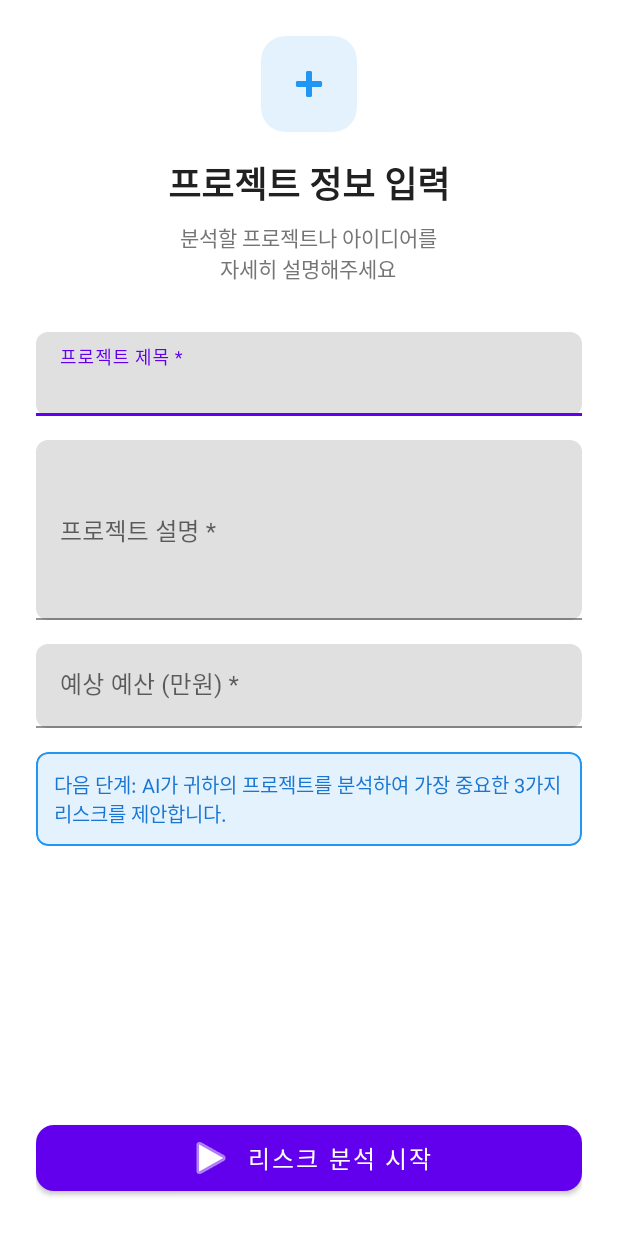
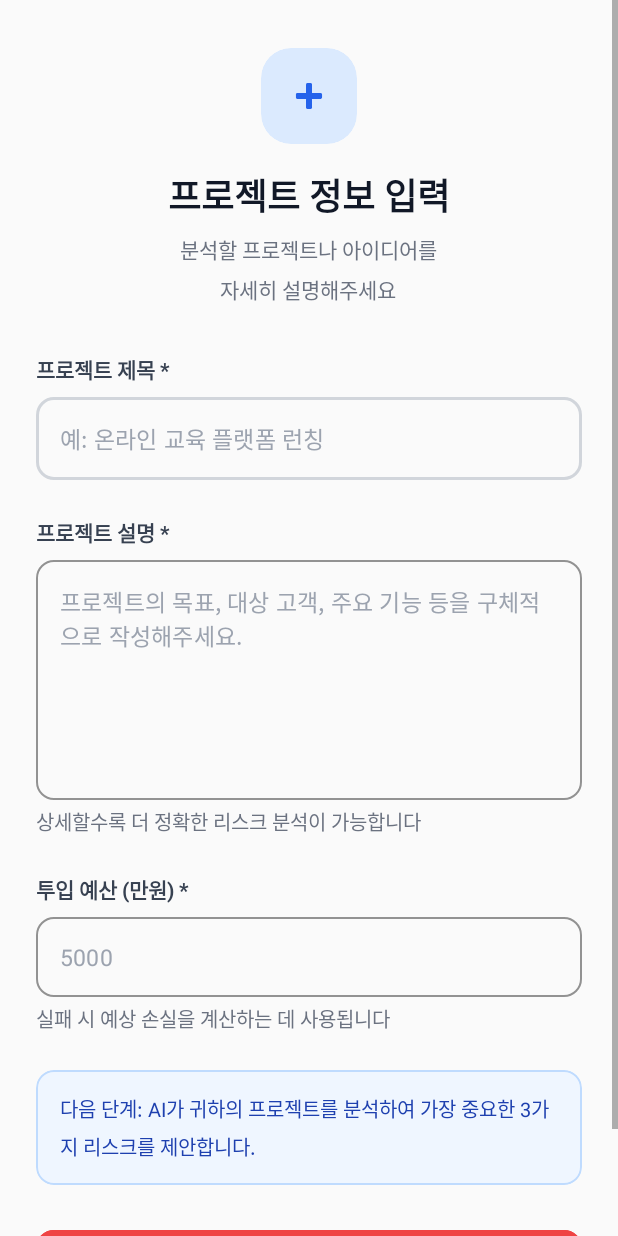
Before and after one commit to myhousemouse/Risk, an Android app: the layout fragment_project_input.xml on its own in the app's theme, with its tools: preview values and no code run, on a phone screen of 412 x 824 dp. Run offline under Robolectric (Android 15) with nearby library versions, the phone set to English and light mode, and no system bars.

Commit message:
Design update

```diff
--- a/app/src/main/res/layout/fragment_project_input.xml
+++ b/app/src/main/res/layout/fragment_project_input.xml
@@ -3,14 +3,16 @@
     xmlns:app="http://schemas.android.com/apk/res-auto"
     android:layout_width="match_parent"
     android:layout_height="match_parent"
-    android:background="@android:color/white"
+    android:background="#FAFAFA"
     android:fillViewport="true">
 
     <LinearLayout
         android:layout_width="match_parent"
         android:layout_height="wrap_content"
         android:orientation="vertical"
-        android:padding="24dp">
+        android:paddingHorizontal="24dp"
+        android:paddingTop="32dp"
+        android:paddingBottom="32dp">
 
         <!-- Header -->
         <LinearLayout
@@ -23,8 +25,8 @@
             <com.google.android.material.card.MaterialCardView
                 android:layout_width="64dp"
                 android:layout_height="64dp"
-                app:cardBackgroundColor="#E3F2FD"
-                app:cardCornerRadius="16dp"
+                app:cardBackgroundColor="#DBEAFE"
+                app:cardCornerRadius="20dp"
                 app:cardElevation="0dp">
 
                 <ImageView
@@ -32,8 +34,8 @@
                     android:layout_height="32dp"
                     android:layout_gravity="center"
                     android:src="@android:drawable/ic_input_add"
-                    android:contentDescription="@string/app_name"
-                    app:tint="#2196F3" />
+                    android:contentDescription="프로젝트 추가"
+                    app:tint="#2563EB" />
             </com.google.android.material.card.MaterialCardView>
 
             <TextView
@@ -41,7 +43,7 @@
                 android:layout_height="wrap_content"
                 android:layout_marginTop="16dp"
                 android:text="프로젝트 정보 입력"
-                android:textColor="#212121"
+                android:textColor="#111827"
                 android:textSize="24sp"
                 android:textStyle="bold" />
 
@@ -50,110 +52,172 @@
                 android:layout_height="wrap_content"
                 android:layout_marginTop="8dp"
                 android:gravity="center"
+                android:lineSpacingMultiplier="1.3"
                 android:text="분석할 프로젝트나 아이디어를\n자세히 설명해주세요"
-                android:textColor="#757575"
+                android:textColor="#6B7280"
                 android:textSize="14sp" />
         </LinearLayout>
 
         <!-- Project Title -->
+        <TextView
+            android:layout_width="wrap_content"
+            android:layout_height="wrap_content"
+            android:layout_marginBottom="8dp"
+            android:text="프로젝트 제목 *"
+            android:textColor="#374151"
+            android:textSize="14sp"
+            android:textStyle="bold" />
+
         <com.google.android.material.textfield.TextInputLayout
             android:id="@+id/til_title"
+            style="@style/Widget.MaterialComponents.TextInputLayout.OutlinedBox"
             android:layout_width="match_parent"
             android:layout_height="wrap_content"
-            android:layout_marginBottom="16dp"
-            android:hint="프로젝트 제목 *"
-            app:boxCornerRadiusBottomEnd="8dp"
-            app:boxCornerRadiusBottomStart="8dp"
-            app:boxCornerRadiusTopEnd="8dp"
-            app:boxCornerRadiusTopStart="8dp">
+            android:layout_marginBottom="24dp"
+            app:boxCornerRadiusBottomEnd="12dp"
+            app:boxCornerRadiusBottomStart="12dp"
+            app:boxCornerRadiusTopEnd="12dp"
+            app:boxCornerRadiusTopStart="12dp"
+            app:boxStrokeColor="#D1D5DB"
+            app:hintEnabled="false">
 
             <com.google.android.material.textfield.TextInputEditText
                 android:id="@+id/et_title"
                 android:layout_width="match_parent"
                 android:layout_height="wrap_content"
+                android:hint="예: 온라인 교육 플랫폼 런칭"
                 android:inputType="text"
-                android:maxLines="2" />
+                android:maxLines="2"
+                android:paddingVertical="16dp"
+                android:textColor="#111827"
+                android:textColorHint="#9CA3AF"
+                android:textSize="15sp" />
         </com.google.android.material.textfield.TextInputLayout>
 
         <!-- Project Description -->
+        <TextView
+            android:layout_width="wrap_content"
+            android:layout_height="wrap_content"
+            android:layout_marginBottom="8dp"
+            android:text="프로젝트 설명 *"
+            android:textColor="#374151"
+            android:textSize="14sp"
+            android:textStyle="bold" />
+
         <com.google.android.material.textfield.TextInputLayout
             android:id="@+id/til_description"
+            style="@style/Widget.MaterialComponents.TextInputLayout.OutlinedBox"
             android:layout_width="match_parent"
             android:layout_height="wrap_content"
-            android:layout_marginBottom="16dp"
-            android:hint="프로젝트 설명 *"
-            app:boxCornerRadiusBottomEnd="8dp"
-            app:boxCornerRadiusBottomStart="8dp"
-            app:boxCornerRadiusTopEnd="8dp"
-            app:boxCornerRadiusTopStart="8dp">
+            android:layout_marginBottom="4dp"
+            app:boxCornerRadiusBottomEnd="12dp"
+            app:boxCornerRadiusBottomStart="12dp"
+            app:boxCornerRadiusTopEnd="12dp"
+            app:boxCornerRadiusTopStart="12dp"
+            app:boxStrokeColor="#D1D5DB"
+            app:hintEnabled="false">
 
             <com.google.android.material.textfield.TextInputEditText
                 android:id="@+id/et_description"
                 android:layout_width="match_parent"
                 android:layout_height="wrap_content"
                 android:gravity="top"
+                android:hint="프로젝트의 목표, 대상 고객, 주요 기능 등을 구체적으로 작성해주세요."
                 android:inputType="textMultiLine"
-                android:minHeight="120dp"
-                android:maxLines="6" />
+                android:maxLines="6"
+                android:minHeight="160dp"
+                android:paddingVertical="16dp"
+                android:textColor="#111827"
+                android:textColorHint="#9CA3AF"
+                android:textSize="15sp" />
         </com.google.android.material.textfield.TextInputLayout>
 
+        <TextView
+            android:layout_width="wrap_content"
+            android:layout_height="wrap_content"
+            android:layout_marginBottom="24dp"
+            android:text="상세할수록 더 정확한 리스크 분석이 가능합니다"
+            android:textColor="#6B7280"
+            android:textSize="13sp" />
+
         <!-- Project Budget -->
+        <TextView
+            android:layout_width="wrap_content"
+            android:layout_height="wrap_content"
+            android:layout_marginBottom="8dp"
+            android:text="투입 예산 (만원) *"
+            android:textColor="#374151"
+            android:textSize="14sp"
+            android:textStyle="bold" />
+
         <com.google.android.material.textfield.TextInputLayout
             android:id="@+id/til_budget"
+            style="@style/Widget.MaterialComponents.TextInputLayout.OutlinedBox"
             android:layout_width="match_parent"
             android:layout_height="wrap_content"
-            android:layout_marginBottom="16dp"
-            android:hint="예상 예산 (만원) *"
-            app:boxCornerRadiusBottomEnd="8dp"
-            app:boxCornerRadiusBottomStart="8dp"
-            app:boxCornerRadiusTopEnd="8dp"
-            app:boxCornerRadiusTopStart="8dp"
-            app:prefixText="₩ "
+            android:layout_marginBottom="4dp"
+            app:boxCornerRadiusBottomEnd="12dp"
+            app:boxCornerRadiusBottomStart="12dp"
+            app:boxCornerRadiusTopEnd="12dp"
+            app:boxCornerRadiusTopStart="12dp"
+            app:boxStrokeColor="#D1D5DB"
+            app:hintEnabled="false"
             app:suffixText="만원">
 
             <com.google.android.material.textfield.TextInputEditText
                 android:id="@+id/et_budget"
                 android:layout_width="match_parent"
                 android:layout_height="wrap_content"
+                android:hint="5000"
                 android:inputType="numberDecimal"
-                android:maxLines="1" />
+                android:maxLines="1"
+                android:paddingVertical="16dp"
+                android:textColor="#111827"
+                android:textColorHint="#9CA3AF"
+                android:textSize="15sp" />
         </com.google.android.material.textfield.TextInputLayout>
+
+        <TextView
+            android:layout_width="wrap_content"
+            android:layout_height="wrap_content"
+            android:layout_marginBottom="24dp"
+            android:text="실패 시 예상 손실을 계산하는 데 사용됩니다"
+            android:textColor="#6B7280"
+            android:textSize="13sp" />
 
         <!-- Info Card -->
         <com.google.android.material.card.MaterialCardView
             android:layout_width="match_parent"
             android:layout_height="wrap_content"
             android:layout_marginBottom="24dp"
-            app:cardBackgroundColor="#E3F2FD"
-            app:cardCornerRadius="8dp"
+            app:cardBackgroundColor="#EFF6FF"
+            app:cardCornerRadius="12dp"
             app:cardElevation="0dp"
-            app:strokeColor="#2196F3"
+            app:strokeColor="#BFDBFE"
             app:strokeWidth="1dp">
 
             <TextView
                 android:layout_width="match_parent"
                 android:layout_height="wrap_content"
-                android:padding="12dp"
+                android:lineSpacingMultiplier="1.3"
+                android:padding="16dp"
                 android:text="다음 단계: AI가 귀하의 프로젝트를 분석하여 가장 중요한 3가지 리스크를 제안합니다."
-                android:textColor="#1976D2"
+                android:textColor="#1E40AF"
                 android:textSize="13sp" />
         </com.google.android.material.card.MaterialCardView>
-
-        <Space
-            android:layout_width="match_parent"
-            android:layout_height="0dp"
-            android:layout_weight="1" />
 
         <!-- Submit Button -->
         <com.google.android.material.button.MaterialButton
             android:id="@+id/btn_submit"
             android:layout_width="match_parent"
             android:layout_height="56dp"
+            android:backgroundTint="#EF4444"
+            android:elevation="0dp"
+            android:enabled="false"
             android:text="리스크 분석 시작"
             android:textSize="16sp"
-            app:cornerRadius="12dp"
-            app:icon="@android:drawable/ic_media_play"
-            app:iconGravity="textStart" />
+            android:textStyle="bold"
+            app:cornerRadius="12dp" />
 
     </LinearLayout>
 </ScrollView>
--- a/app/src/main/res/layout/fragment_risk_input.xml
+++ b/app/src/main/res/layout/fragment_risk_input.xml
@@ -417,8 +417,10 @@
             android:layout_marginEnd="8dp"
             android:layout_weight="1"
             android:text="이전"
+            android:textColor="#424242"
             android:textSize="16sp"
-            app:cornerRadius="12dp" />
+            app:cornerRadius="12dp"
+            app:strokeColor="#BDBDBD" />
 
         <com.google.android.material.button.MaterialButton
             android:id="@+id/btn_next"
@@ -426,6 +428,7 @@
             android:layout_height="56dp"
             android:layout_marginStart="8dp"
             android:layout_weight="1"
+            android:backgroundTint="#EF4444"
             android:text="다음 리스크"
             android:textSize="16sp"
             app:cornerRadius="12dp"
--- a/app/src/main/res/layout/fragment_rpn_results.xml
+++ b/app/src/main/res/layout/fragment_rpn_results.xml
@@ -257,6 +257,7 @@
             android:layout_width="match_parent"
             android:layout_height="56dp"
             android:layout_marginBottom="12dp"
+            android:backgroundTint="#EF4444"
             android:text="AI 실행 조언 보기"
             android:textSize="16sp"
             app:cornerRadius="12dp"
--- a/app/src/main/res/values-night/themes.xml
+++ b/app/src/main/res/values-night/themes.xml
@@ -1,16 +1,16 @@
-<resources xmlns:tools="http://schemas.android.com/tools">
+<resources>
     <!-- Base application theme. -->
-    <style name="Theme.Risk" parent="Theme.MaterialComponents.DayNight.DarkActionBar">
+    <style name="Theme.Risk" parent="Theme.MaterialComponents.DayNight.NoActionBar">
         <!-- Primary brand color. -->
-        <item name="colorPrimary">@color/purple_200</item>
-        <item name="colorPrimaryVariant">@color/purple_700</item>
-        <item name="colorOnPrimary">@color/black</item>
+        <item name="colorPrimary">#EF4444</item>
+        <item name="colorPrimaryVariant">#DC2626</item>
+        <item name="colorOnPrimary">@color/white</item>
         <!-- Secondary brand color. -->
-        <item name="colorSecondary">@color/teal_200</item>
-        <item name="colorSecondaryVariant">@color/teal_200</item>
-        <item name="colorOnSecondary">@color/black</item>
+        <item name="colorSecondary">#3B82F6</item>
+        <item name="colorSecondaryVariant">#2563EB</item>
+        <item name="colorOnSecondary">@color/white</item>
         <!-- Status bar color. -->
-        <item name="android:statusBarColor">?attr/colorPrimaryVariant</item>
+        <item name="android:statusBarColor">#111827</item>
         <!-- Customize your theme here. -->
     </style>
 </resources>
--- a/app/src/main/res/values/themes.xml
+++ b/app/src/main/res/values/themes.xml
@@ -1,16 +1,17 @@
 <resources xmlns:tools="http://schemas.android.com/tools">
     <!-- Base application theme. -->
-    <style name="Theme.Risk" parent="Theme.MaterialComponents.DayNight.DarkActionBar">
+    <style name="Theme.Risk" parent="Theme.MaterialComponents.DayNight.NoActionBar">
         <!-- Primary brand color. -->
-        <item name="colorPrimary">@color/purple_500</item>
-        <item name="colorPrimaryVariant">@color/purple_700</item>
+        <item name="colorPrimary">#EF4444</item>
+        <item name="colorPrimaryVariant">#DC2626</item>
         <item name="colorOnPrimary">@color/white</item>
         <!-- Secondary brand color. -->
-        <item name="colorSecondary">@color/teal_200</item>
-        <item name="colorSecondaryVariant">@color/teal_700</item>
-        <item name="colorOnSecondary">@color/black</item>
+        <item name="colorSecondary">#3B82F6</item>
+        <item name="colorSecondaryVariant">#2563EB</item>
+        <item name="colorOnSecondary">@color/white</item>
         <!-- Status bar color. -->
-        <item name="android:statusBarColor">?attr/colorPrimaryVariant</item>
+        <item name="android:statusBarColor">@android:color/white</item>
+        <item name="android:windowLightStatusBar">true</item>
         <!-- Customize your theme here. -->
     </style>
 </resources>
--- a/gradle/libs.versions.toml
+++ b/gradle/libs.versions.toml
@@ -1,5 +1,5 @@
 [versions]
-agp = "8.8.2"
+agp = "8.13.1"
 kotlin = "1.9.22"
 junit = "4.13.2"
 junitVersion = "1.1.5"
```
Also changed, not shown: app/build.gradle.kts (+7 -1 lines), app/src/main/res/layout/fragment_home.xml (+61 -50 lines), gradle/wrapper/gradle-wrapper.properties.
